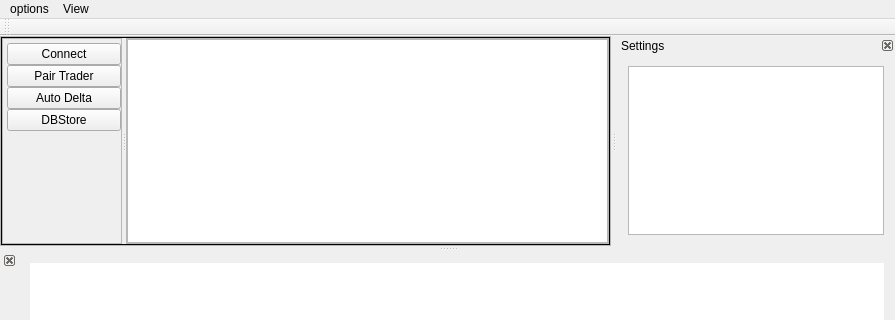
CloseToAlgoTrading/IbTradeQtDev, file IbTradeQt/MainSystem/ibtradesystemview.ui: the form before one commit; both pictures show x 0 to 895 and y 0 to 320 of the 895 by 488 pixel window.
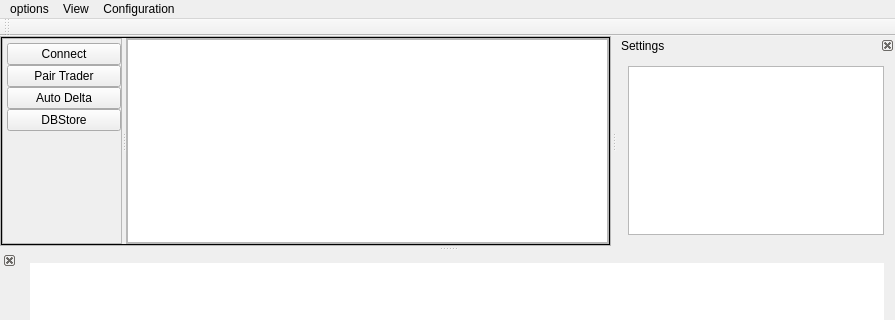
The form after the commit.

Diff of the .ui file:
```diff
--- a/IbTradeQt/MainSystem/ibtradesystemview.ui
+++ b/IbTradeQt/MainSystem/ibtradesystemview.ui
@@ -223,8 +223,16 @@
     <addaction name="actionShow_Log"/>
     <addaction name="actionSetting"/>
    </widget>
+   <widget class="QMenu" name="menuConfiguration">
+    <property name="title">
+     <string>Configuration</string>
+    </property>
+    <addaction name="actionLoad"/>
+    <addaction name="actionSave"/>
+   </widget>
    <addaction name="menuclear_log"/>
    <addaction name="menuView"/>
+   <addaction name="menuConfiguration"/>
   </widget>
   <widget class="QToolBar" name="mainToolBar">
    <attribute name="toolBarArea">
```
Left out of the diff: 10 changed lines with no effect on the pictures.
